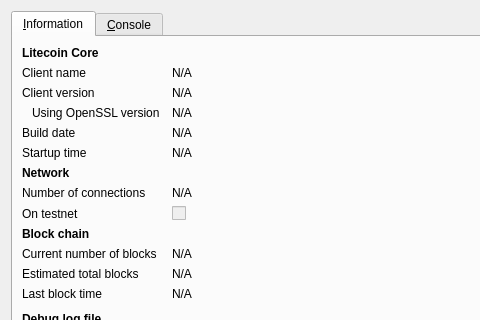
The window that src/qt/forms/rpcconsole.ui (kvmisc/lemoncoin) describes before a commit, drawn with Qt 5; both pictures show x 0 to 480 and y 0 to 320 of the 740 by 450 pixel window.
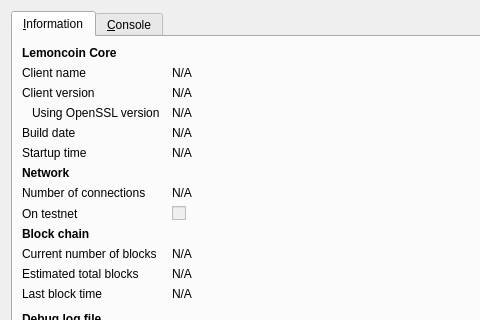
The same window after the commit. Icons and pictures are not drawn.

Commit message: Litecoin to Lemoncoin

Diff of the .ui file:
```diff
--- a/src/qt/forms/rpcconsole.ui
+++ b/src/qt/forms/rpcconsole.ui
@@ -36,7 +36,7 @@
           </font>
          </property>
          <property name="text">
-          <string>Litecoin Core</string>
+          <string>Lemoncoin Core</string>
          </property>
         </widget>
        </item>
```
Left out of the diff: 6 changed lines with no effect on the pictures. The commit also changes 56 other files.
